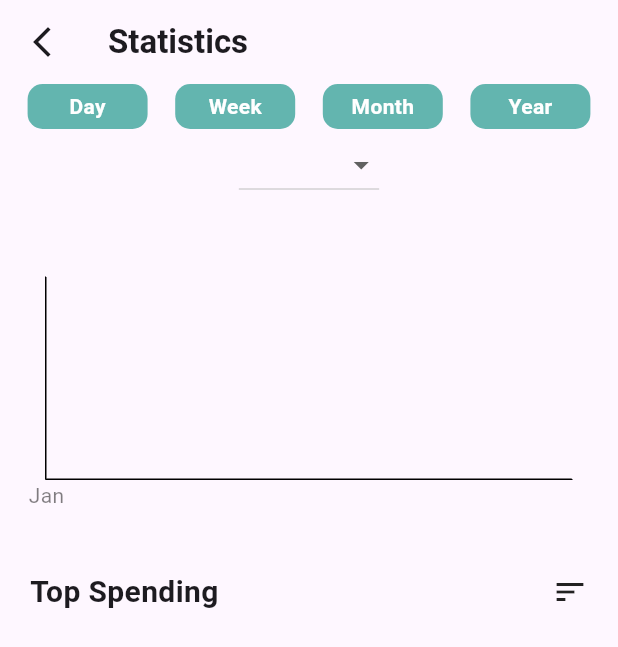
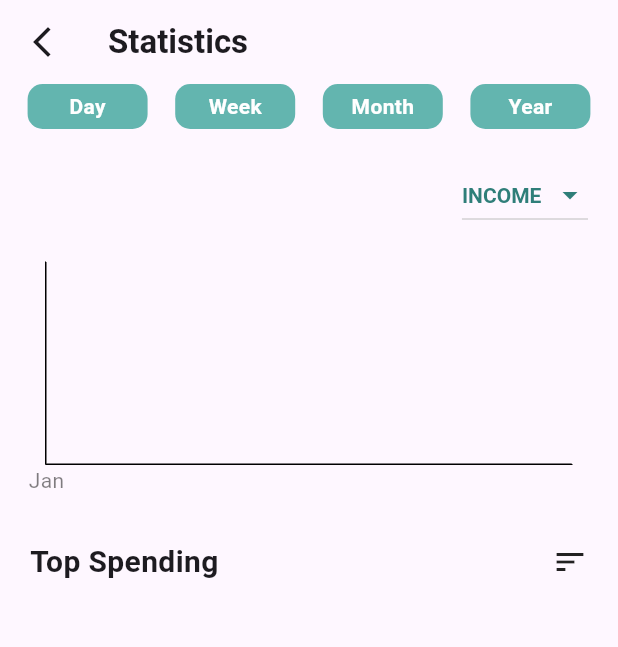
Before and after one commit to jaganprasad093/expense_tracker, a Flutter app: the GraphPage screen opened by its route, on a phone screen of 412 x 824 dp. Shown: the top 647 px of the screen. Run offline on Flutter 3.47's test engine with Material 3 defaults, Android fonts, the phone set to English and light mode, and no system bars; drawn by our look-alikes of fl_chart; our stand-ins replace hive_flutter; accounts and stored records are empty.

Commit message:
graph added

```diff
--- a/lib/controller/homepage_controller.dart
+++ b/lib/controller/homepage_controller.dart
@@ -137,6 +137,7 @@ class HomepageController with ChangeNotifier {
   }
 
   // adding data to list
+
   saveExpenseList() {
     myBox.put('expense_list', expense_list);
     log("Saved expense_list: $expense_list");
--- a/lib/main.dart
+++ b/lib/main.dart
@@ -1,3 +1,4 @@
+import 'package:expense_tracker/controller/graph_controller.dart';
 import 'package:expense_tracker/controller/homepage_controller.dart';
 import 'package:expense_tracker/view/add_expense/add_expense.dart';
 import 'package:expense_tracker/view/bottom_navigation/bottom_navigation.dart';
@@ -31,6 +32,9 @@ class _ExpenseTrackerState extends State<ExpenseTracker> {
       providers: [
         ChangeNotifierProvider(
           create: (context) => HomepageController(),
+        ),
+        ChangeNotifierProvider(
+          create: (context) => GraphController(),
         )
       ],
       child: MaterialApp(
--- a/lib/view/graph_page/graph_page.dart
+++ b/lib/view/graph_page/graph_page.dart
@@ -1,10 +1,12 @@
 import 'dart:developer';
 
+import 'package:expense_tracker/controller/graph_controller.dart';
 import 'package:expense_tracker/controller/homepage_controller.dart';
 import 'package:expense_tracker/core/constants/color_constants.dart';
 import 'package:expense_tracker/view/graph_page/widgets/custom_graph_widget.dart';
 import 'package:expense_tracker/view/homepage/widgets/transcaion_card.dart';
 import 'package:flutter/material.dart';
+import 'package:provider/provider.dart';
 
 class GraphPage extends StatefulWidget {
   const GraphPage({super.key});
@@ -14,8 +16,15 @@ class GraphPage extends StatefulWidget {
 }
 
 class _GraphPageState extends State<GraphPage> {
+  @override
+  void initState() {
+    super.initState();
+    context.read<GraphController>().loadData("INCOME");
+  }
+
   List type = ["INCOME", "EXPENSE"];
   String selectedType = "INCOME";
+
   @override
   Widget build(BuildContext context) {
     return Scaffold(
@@ -99,24 +108,40 @@ class _GraphPageState extends State<GraphPage> {
           // add graph
 
           SliverToBoxAdapter(
+            child: Padding(
+              padding: const EdgeInsets.symmetric(horizontal: 20),
               child: Column(
+                crossAxisAlignment: CrossAxisAlignment.end,
                 children: [
+                  SizedBox(
+                    height: 20,
+                  ),
                   DropdownButton(
+                    iconEnabledColor: ColorConstants.container_color,
+                    borderRadius: BorderRadius.circular(10),
+                    style: TextStyle(
+                        fontWeight: FontWeight.bold,
+                        color: ColorConstants.container_color),
+                    value: selectedType,
                     items: type
                         .map(
                           (types) => DropdownMenuItem<String>(
                               value: types, child: Text(types)),
                         )
                         .toList(),
-                  onChanged: (value) => setState(() {
-                    selectedType;
-                  }),
+                    onChanged: (value) {
+                      setState(() {
+                        selectedType = value!;
+                        context.read<GraphController>().loadData(selectedType);
+                      });
+                    },
                   ),
                   SizedBox(
-                  height: 40,
+                    height: 20,
                   ),
                   CustomGraphWidget(),
                 ],
+              ),
             ),
           ),
 
--- a/lib/view/graph_page/widgets/custom_graph_widget.dart
+++ b/lib/view/graph_page/widgets/custom_graph_widget.dart
@@ -1,10 +1,9 @@
-import 'dart:developer';
+import 'package:expense_tracker/controller/graph_controller.dart';
+import 'package:expense_tracker/core/constants/color_constants.dart';
 
-import 'package:expense_tracker/controller/homepage_controller.dart';
-import 'package:expense_tracker/core/constants/color_constants.dart';
 import 'package:fl_chart/fl_chart.dart';
 import 'package:flutter/material.dart';
-import 'package:intl/intl.dart';
+import 'package:provider/provider.dart';
 
 class CustomGraphWidget extends StatefulWidget {
   const CustomGraphWidget({super.key});
@@ -14,46 +13,46 @@ class CustomGraphWidget extends StatefulWidget {
 }
 
 class _CustomGraphWidgetState extends State<CustomGraphWidget> {
-  List<FlSpot> spots = [];
-
   @override
   void initState() {
-    loadData();
     super.initState();
+    // context.read<GraphController>().loadData("INCOME");
   }
 
-  void loadData() {
-    List<FlSpot> spots2 = [];
+  // void loadData() {
+  //   List<FlSpot> spots2 = [];
 
-    HomepageController.keyList.forEach((key) {
-      var data = HomepageController.myBox.get(key);
-      log("data---$data");
+  //   HomepageController.keyList.forEach((key) {
+  //     var data = HomepageController.myBox.get(key);
+  //     log("data---$data");
 
-      if (data is Map && data['type'] == 'EXPENSE') {
-        try {
-          DateTime parsedDate = DateFormat('dd-MM-yyyy').parse(data['date']);
-          int month = parsedDate.month - 1;
-          log("month---${month}");
-          double amount = data['amount'].toDouble();
-          spots2.add(FlSpot(month.toDouble(), amount));
-          log("spot2---$spots2");
-        } catch (e) {
-          log('Error  date: $e');
-        }
-      } else {
-        log('data error');
-      }
-    });
+  //     if (data is Map && data['type'] == 'EXPENSE') {
+  //       try {
+  //         DateTime parsedDate = DateFormat('dd-MM-yyyy').parse(data['date']);
+  //         int month = parsedDate.month - 1;
+  //         log("month---${month}");
+  //         double amount = data['amount'].toDouble();
+  //         spots2.add(FlSpot(month.toDouble(), amount));
+  //         log("spot2---$spots2");
+  //       } catch (e) {
+  //         log('Error  date: $e');
+  //       }
+  //     } else {
+  //       log('data error');
+  //     }
+  //   });
 
-    setState(() {
-      spots = spots2;
-    });
-  }
+  //   setState(() {
+  //     spots = spots2;
+  //   });
+  // }
 
   @override
   Widget build(BuildContext context) {
     return Padding(
-      padding: const EdgeInsets.symmetric(horizontal: 30, vertical: 10),
+      padding: const EdgeInsets.symmetric(
+        horizontal: 10,
+      ),
       child: AspectRatio(
         aspectRatio: 2,
         child: LineChart(
@@ -159,7 +158,7 @@ class _CustomGraphWidgetState extends State<CustomGraphWidget> {
             ),
             lineBarsData: [
               LineChartBarData(
-                spots: spots,
+                spots: GraphController.spots,
                 isCurved: true,
                 barWidth: 2,
                 belowBarData: BarAreaData(
```
Also changed, not shown: lib/controller/graph_controller.dart (added, +58 -0 lines). Lines whose indentation alone changed are shown as unchanged.
